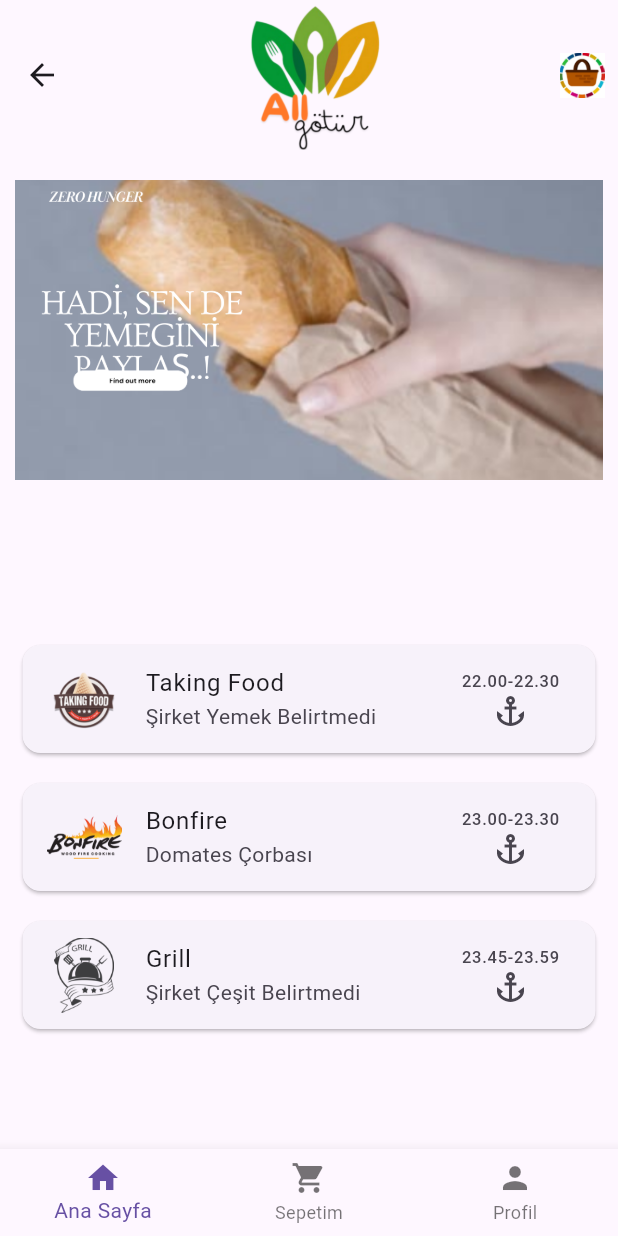
After one commit to fatihTalhaYavuz/bootcampGoogle60, a Flutter app: the screen it shows after launch, after a tap on the "restaurant" icon, on a phone screen of 412 x 824 dp. The commit adds this screen. Run offline on Flutter 3.47's test engine with Material 3 defaults, Android fonts, the phone set to English and light mode, and no system bars.

Commit message:
feat: Implement ResHomeScreen with AppBar, banner carousel, product list, and BottomNavigationBar
- Added ResHomeScreen widget with custom AppBar including logo and cart icon.
- Implemented a banner carousel with PageView for dynamic content display.
- Created a product list with cards featuring images, titles, subtitles, and times.
- Added a BottomNavigationBar with home, cart, and profile options.

```diff
--- a/lib/app_open_screen.dart
+++ b/lib/app_open_screen.dart
@@ -1,7 +1,9 @@
 import 'package:flutter/material.dart';
 import 'package:google_bootcamp_60/colors.dart';
-import 'pages/loginscreen/user/user_login_screen.dart';
-import 'pages/loginscreen/restaurant/restaurant_login_screen.dart';
+import 'package:google_bootcamp_60/pages/loginscreen/restaurant/restaurantscreen/reshomescreen.dart';
+import 'package:google_bootcamp_60/pages/loginscreen/user/userscreen/userhomescreen.dart';
+import 'pages/loginscreen/user/login1register/user_login_screen.dart';
+import 'pages/loginscreen/restaurant/login2register/restaurant_login_screen.dart';
 
 class AppOpenScreen extends StatefulWidget {
   const AppOpenScreen({super.key});
@@ -117,6 +119,40 @@ class _AppOpenScreenState extends State<AppOpenScreen> {
               ],
             ),
           ),
+          // Sağ alttaki iki buton
+          Positioned(
+            bottom: 30,
+            right: 30,
+            child: Column(
+              children: [
+                FloatingActionButton(
+                  onPressed: () {
+                    Navigator.push(
+                      context,
+                      MaterialPageRoute(
+                        builder: (context) => const UserHomeScreen(),
+                      ),
+                    );
+                  },
+                  child: const Icon(Icons.person),
+                  heroTag: 'userHomeScreen',
+                ),
+                const SizedBox(height: 10),
+                FloatingActionButton(
+                  onPressed: () {
+                    Navigator.push(
+                      context,
+                      MaterialPageRoute(
+                        builder: (context) => const ResHomeScreen(),
+                      ),
+                    );
+                  },
+                  child: const Icon(Icons.restaurant),
+                  heroTag: 'resHomeScreen',
+                ),
+              ],
+            ),
+          ),
         ],
       ),
     );
--- a/lib/pages/loginscreen/restaurant/restaurant_login_screen.dart
+++ b/lib/pages/loginscreen/restaurant/login2register/restaurant_login_screen.dart
@@ -1,7 +1,7 @@
 import 'package:flutter/material.dart';
 import 'package:google_bootcamp_60/colors.dart';
-import 'package:google_bootcamp_60/pages/loginscreen/restaurant/respwreset.dart';
-import 'package:google_bootcamp_60/pages/loginscreen/restaurant/resregister.dart'; // Kayıt ekranı dosyasını import ettik
+import 'package:google_bootcamp_60/pages/loginscreen/restaurant/login2register/respwreset.dart';
+import 'package:google_bootcamp_60/pages/loginscreen/restaurant/login2register/resregister.dart'; // Kayıt ekranı dosyasını import ettik
 
 class RestaurantLoginScreen extends StatelessWidget {
   const RestaurantLoginScreen({super.key});
--- /dev/null
+++ b/lib/pages/loginscreen/restaurant/restaurantscreen/reshomescreen.dart
@@ -0,0 +1,119 @@
+import 'package:flutter/material.dart';
+
+class ResHomeScreen extends StatelessWidget {
+  const ResHomeScreen({super.key});
+
+  @override
+  Widget build(BuildContext context) {
+    return Scaffold(
+      extendBodyBehindAppBar: true,
+      appBar: AppBar(
+        toolbarHeight: 100.0, // AppBar yüksekliğini ayarlayın
+        title: Center(
+          child: Image.asset(
+            'assets/reshome.png',
+            height: 130.0, // Başlığın boyutunu ayarlayın
+          ),
+        ),
+        backgroundColor: Colors.transparent, // AppBar arka planını şeffaf yapar
+        elevation: 0, // AppBar'ın gölgesini kaldırır
+        actions: [
+          IconButton(
+            icon: Image.asset(
+              'assets/sepet.png',
+              width: 30.0, // Sepet simgesinin genişliğini ayarlayın
+            ),
+            onPressed: () {
+              // Sepet tıklama işlevini buraya ekleyin
+            },
+          ),
+        ],
+      ),
+      body: Column(
+        children: [
+          // AppBar'dan sonra gelen boşluk
+          SizedBox(height: 120.0), // Banner ile AppBar arasındaki boşluk
+          // Orta üstteki kayar şey
+          Container(
+            height: 200.0,
+            margin: const EdgeInsets.symmetric(horizontal: 10.0), // Yatayda boşluk
+            child: PageView(
+              children: [
+                Image.asset('assets/banner1.png', fit: BoxFit.cover), // Banner resimleri
+                Image.asset('assets/banner2.png', fit: BoxFit.cover),
+                Image.asset('assets/banner3.png', fit: BoxFit.cover),
+              ],
+            ),
+          ),
+          // Ürün listesi
+          Expanded(
+            child: ListView(
+              children: [
+                _buildProductItem(
+                  context,
+                  'assets/taking_food.png', // Ürün logosunun yolu
+                  'Taking Food',
+                  'Şirket Yemek Belirtmedi',
+                  '22.00-22.30',
+                ),
+                _buildProductItem(
+                  context,
+                  'assets/bonfire.png', // Ürün logosunun yolu
+                  'Bonfire',
+                  'Domates Çorbası',
+                  '23.00-23.30',
+                ),
+                _buildProductItem(
+                  context,
+                  'assets/grill.png', // Ürün logosunun yolu
+                  'Grill',
+                  'Şirket Çeşit Belirtmedi',
+                  '23.45-23.59',
+                ),
+                // Diğer ürünleri burada ekleyin
+              ],
+            ),
+          ),
+        ],
+      ),
+      bottomNavigationBar: BottomNavigationBar(
+        items: const [
+          BottomNavigationBarItem(
+            icon: Icon(Icons.home),
+            label: 'Ana Sayfa',
+          ),
+          BottomNavigationBarItem(
+            icon: Icon(Icons.shopping_cart),
+            label: 'Sepetim',
+          ),
+          BottomNavigationBarItem(
+            icon: Icon(Icons.person),
+            label: 'Profil',
+          ),
+        ],
+      ),
+    );
+  }
+
+  // Ürün kartı oluşturma fonksiyonu
+  Widget _buildProductItem(BuildContext context, String logoPath, String title, String subtitle, String time) {
+    return Card(
+      margin: const EdgeInsets.symmetric(vertical: 10.0, horizontal: 15.0),
+      child: ListTile(
+        leading: Image.asset(logoPath, width: 50.0, height: 50.0),
+        title: Text(title),
+        subtitle: Text(subtitle),
+        trailing: Column(
+          mainAxisAlignment: MainAxisAlignment.center,
+          children: [
+            Text(time),
+            const Icon(Icons.anchor),
+          ],
+        ),
+        onTap: () {
+          // Ürün tıklama işlevini buraya ekleyin
+        },
+      ),
+    );
+  }
+}
--- a/lib/pages/loginscreen/user/register.dart
+++ b/lib/pages/loginscreen/user/login1register/register.dart
@@ -1,6 +1,6 @@
 import 'package:flutter/material.dart';
 import 'package:google_bootcamp_60/colors.dart';
-import 'package:google_bootcamp_60/pages/loginscreen/user/user_login_screen.dart';
+import 'package:google_bootcamp_60/pages/loginscreen/user/login1register/user_login_screen.dart';
 
 class RegisterScreen extends StatefulWidget {
   const RegisterScreen({super.key});
--- a/lib/pages/loginscreen/user/user_login_screen.dart
+++ b/lib/pages/loginscreen/user/login1register/user_login_screen.dart
@@ -1,7 +1,7 @@
 import 'package:flutter/material.dart';
 import 'package:google_bootcamp_60/colors.dart';
-import 'package:google_bootcamp_60/pages/loginscreen/user/pwreset.dart';
-import 'package:google_bootcamp_60/pages/loginscreen/user/register.dart';
+import 'package:google_bootcamp_60/pages/loginscreen/user/login1register/pwreset.dart';
+import 'package:google_bootcamp_60/pages/loginscreen/user/login1register/register.dart';
 
 class UserLoginScreen extends StatelessWidget {
   const UserLoginScreen({super.key});
--- /dev/null
+++ b/lib/pages/loginscreen/user/userscreen/userhomescreen.dart
@@ -0,0 +1,17 @@
+import 'package:flutter/material.dart';
+
+class UserHomeScreen extends StatelessWidget {
+  const UserHomeScreen({super.key});
+
+  @override
+  Widget build(BuildContext context) {
+    return Scaffold(
+      appBar: AppBar(
+        title: const Text('User Screen'),
+      ),
+      body: Center(
+        child: const Text('User Screen Content'),
+      ),
+    );
+  }
+}
--- a/pubspec.yaml
+++ b/pubspec.yaml
@@ -60,6 +60,12 @@ flutter:
 
   assets:
     - assets/logo.png
+    - assets/banner1.png
+    - assets/taking_food.png
+    - assets/bonfire.png
+    - assets/grill.png
+    - assets/sepet.png
+    - assets/reshome.png
 
   # To add assets to your application, add an assets section, like this:
   # assets:
```
Also changed, not shown: assets/banner1.png (added), assets/bonfire.png (added), assets/grill.png (added), assets/reshome.png (added), assets/sepet.png (added), assets/taking_food.png (added), lib/pages/loginscreen/restaurant/login2register/respwreset.dart (renamed from lib/pages/loginscreen/restaurant/respwreset.dart), lib/pages/loginscreen/restaurant/login2register/resregister.dart (renamed from lib/pages/loginscreen/restaurant/resregister.dart), lib/pages/loginscreen/user/login1register/pwreset.dart (renamed from lib/pages/loginscreen/user/pwreset.dart).
